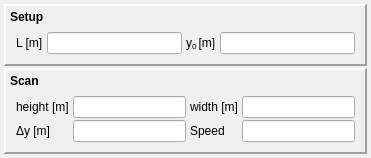
Old version of the form QPolargraph/Polargraph_UI.ui in the repository davidgrier/qacam.
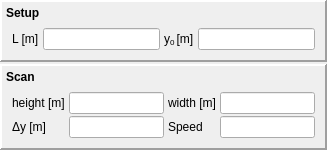
New version of the form.

Diff of the .ui file:
```diff
--- a/QPolargraph/Polargraph_UI.ui
+++ b/QPolargraph/Polargraph_UI.ui
@@ -6,8 +6,8 @@
    <rect>
     <x>0</x>
     <y>0</y>
-    <width>371</width>
-    <height>153</height>
+    <width>327</width>
+    <height>145</height>
    </rect>
   </property>
   <property name="windowTitle">
@@ -18,7 +18,7 @@
     <number>2</number>
    </property>
    <property name="margin">
-    <number>4</number>
+    <number>0</number>
    </property>
    <item>
     <widget class="QFrame" name="frameSetup">
```
